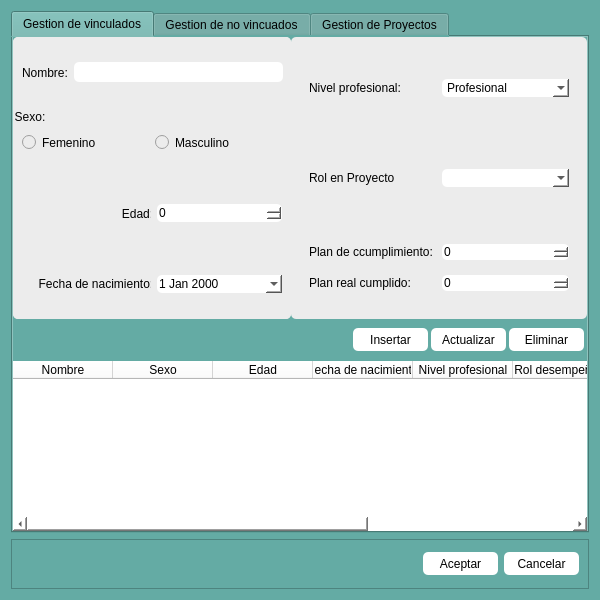
Reynier2020/Sistema_nominas, file Sistema de nominas/Vista/UI/gestionar.ui: the form before one commit.
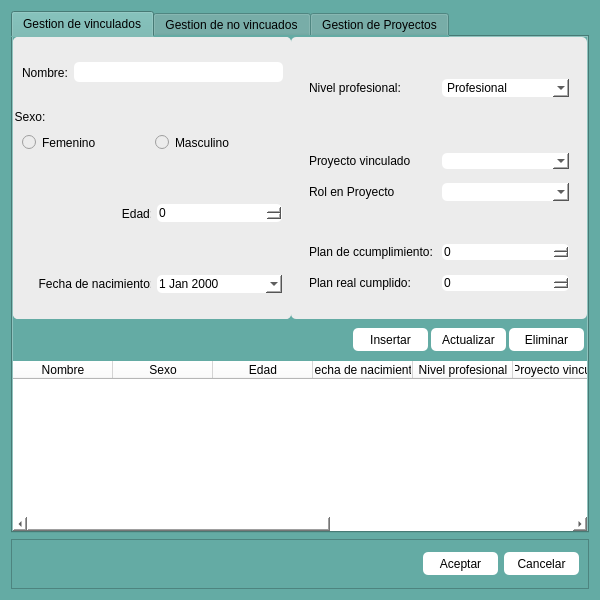
The form after the commit. The open tabs and pages were chosen to show the change.

```diff
--- a/Sistema de nominas/Vista/UI/gestionar.ui
+++ b/Sistema de nominas/Vista/UI/gestionar.ui
@@ -38,6 +38,9 @@
       <number>0</number>
      </property>
      <widget class="QWidget" name="tab_vinculados">
+      <property name="styleSheet">
+       <string notr="true"/>
+      </property>
       <attribute name="title">
        <string>Gestion de vinculados</string>
       </attribute>
@@ -320,8 +323,28 @@
                <property name="frameShadow">
                 <enum>QFrame::Raised</enum>
                </property>
+               <layout class="QVBoxLayout" name="verticalLayout_7">
+                <item>
                <layout class="QHBoxLayout" name="horizontalLayout_9">
                 <item>
+                   <widget class="QLabel" name="label">
+                    <property name="text">
+                     <string>Proyecto vinculado</string>
+                    </property>
+                   </widget>
+                  </item>
+                  <item>
+                   <widget class="QComboBox" name="comboBox">
+                    <property name="styleSheet">
+                     <string notr="true">background-color: rgb(255, 255, 255);</string>
+                    </property>
+                   </widget>
+                  </item>
+                 </layout>
+                </item>
+                <item>
+                 <layout class="QHBoxLayout" name="horizontalLayout_29">
+                  <item>
                  <widget class="QLabel" name="label_rol">
                   <property name="text">
                    <string>Rol en Proyecto</string>
@@ -342,6 +365,8 @@
                  </widget>
                 </item>
                </layout>
+                </item>
+               </layout>
               </widget>
              </item>
              <item>
@@ -571,6 +596,11 @@
            <string>Nivel profesional</string>
           </property>
          </column>
+         <column>
+          <property name="text">
+           <string>Proyecto vinculado</string>
+          </property>
+         </column>
          <column>
           <property name="text">
            <string>Rol desempeñado</string>
```
Left out of the diff: 2 changed lines with no effect on the pictures. Lines whose indentation alone changed are shown as unchanged.
